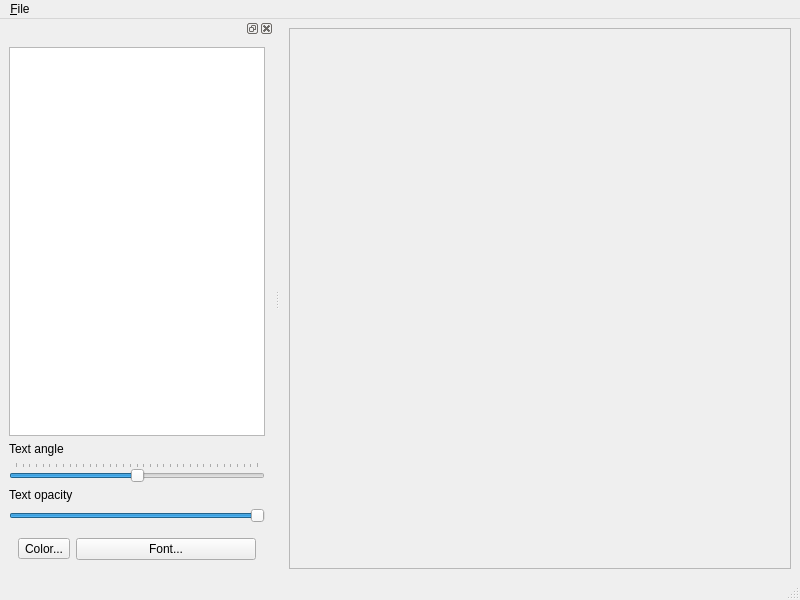
The window that mainwindow.ui (hydrargyrum/kelpmark) describes before a commit, drawn with Qt 5.
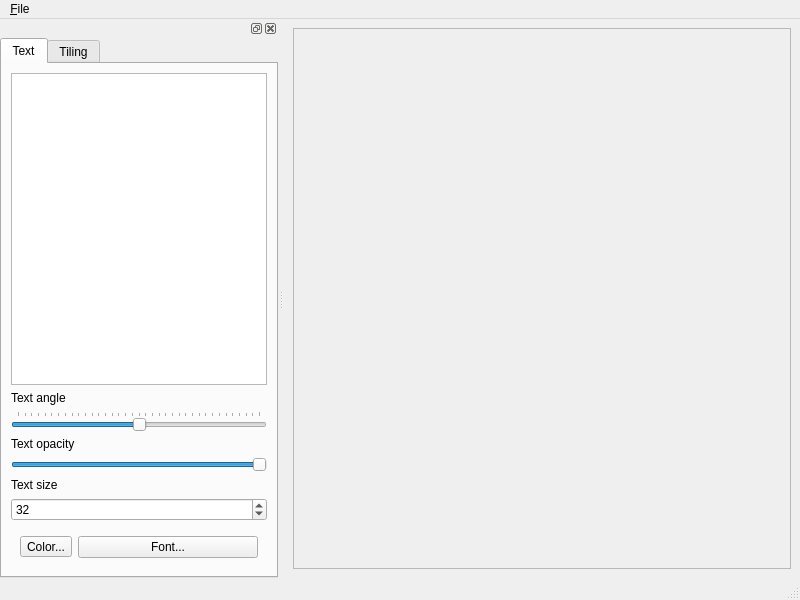
The same window after the commit.

Commit message: fontsize chooser + centered text

Diff of the .ui file:
```diff
--- a/mainwindow.ui
+++ b/mainwindow.ui
@@ -79,6 +79,28 @@
    </attribute>
    <widget class="QWidget" name="dockWidgetContents">
     <layout class="QVBoxLayout" name="verticalLayout">
+     <property name="leftMargin">
+      <number>0</number>
+     </property>
+     <property name="topMargin">
+      <number>0</number>
+     </property>
+     <property name="rightMargin">
+      <number>0</number>
+     </property>
+     <property name="bottomMargin">
+      <number>0</number>
+     </property>
+     <item>
+      <widget class="QTabWidget" name="tabWidget">
+       <property name="currentIndex">
+        <number>0</number>
+       </property>
+       <widget class="QWidget" name="tab">
+        <attribute name="title">
+         <string>Text</string>
+        </attribute>
+        <layout class="QVBoxLayout" name="verticalLayout_2">
      <item>
       <widget class="QPlainTextEdit" name="textEdit"/>
      </item>
@@ -131,6 +153,26 @@
        </property>
       </widget>
      </item>
+         <item>
+          <widget class="QLabel" name="label_3">
+           <property name="text">
+            <string>Text size</string>
+           </property>
+          </widget>
+         </item>
+         <item>
+          <widget class="QSpinBox" name="fontSize">
+           <property name="minimum">
+            <number>1</number>
+           </property>
+           <property name="maximum">
+            <number>250</number>
+           </property>
+           <property name="value">
+            <number>32</number>
+           </property>
+          </widget>
+         </item>
      <item>
       <widget class="QWidget" name="widget" native="true">
        <layout class="QHBoxLayout" name="horizontalLayout_3">
@@ -149,6 +191,28 @@
          </widget>
         </item>
        </layout>
+          </widget>
+         </item>
+        </layout>
+       </widget>
+       <widget class="QWidget" name="tab_2">
+        <attribute name="title">
+         <string>Tiling</string>
+        </attribute>
+        <widget class="QCheckBox" name="tilingBox">
+         <property name="geometry">
+          <rect>
+           <x>40</x>
+           <y>10</y>
+           <width>88</width>
+           <height>20</height>
+          </rect>
+         </property>
+         <property name="text">
+          <string>Tiling</string>
+         </property>
+        </widget>
+       </widget>
       </widget>
      </item>
     </layout>
```
Lines whose indentation alone changed are shown as unchanged. The commit also changes 1 other file.
